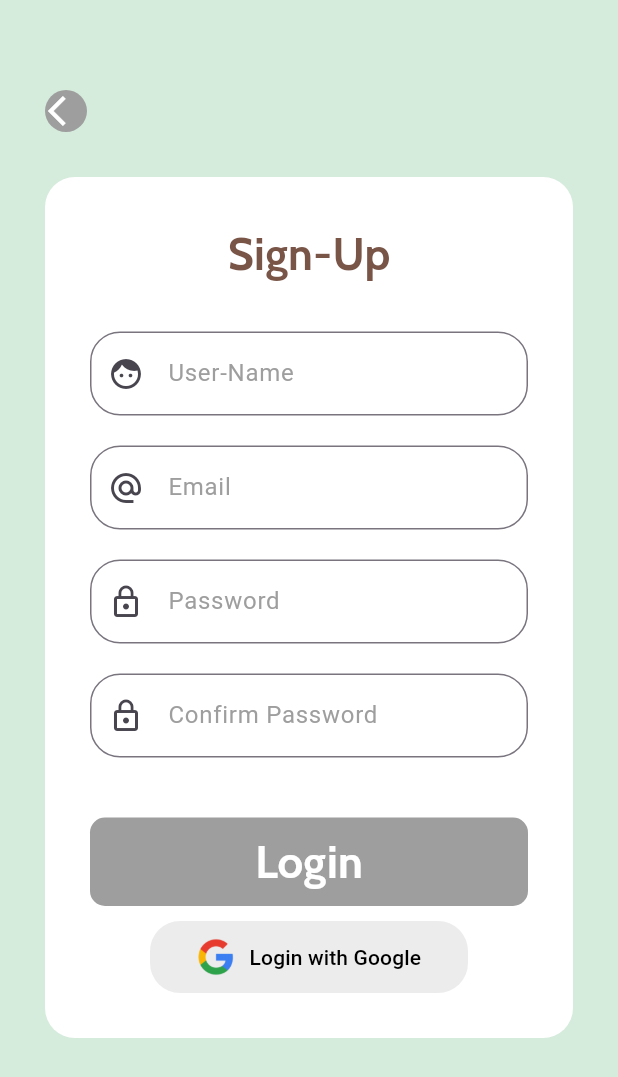
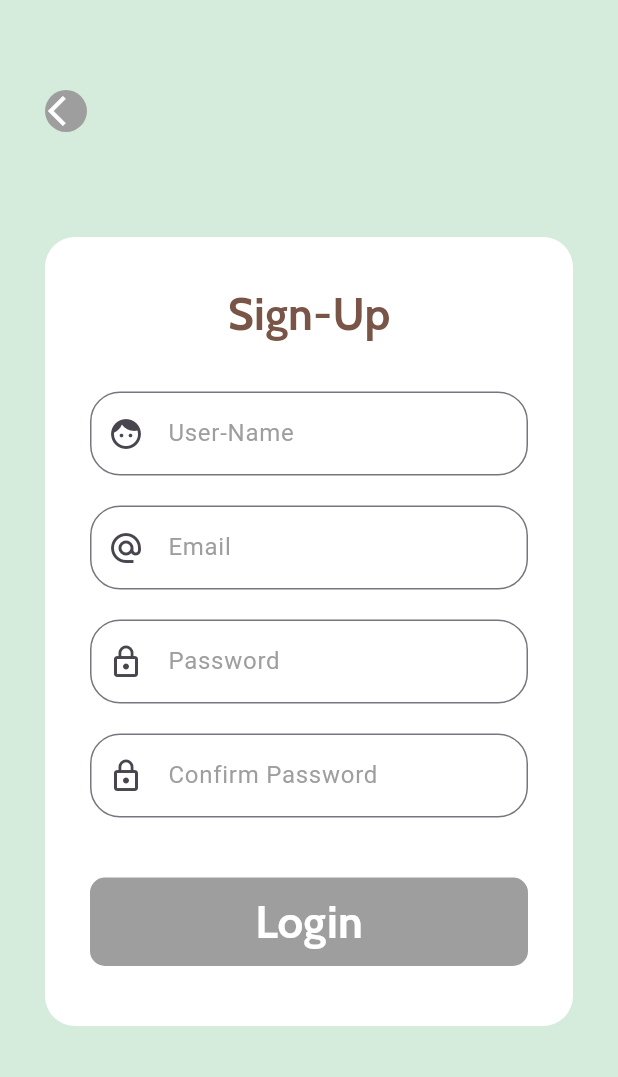
Before and after one commit to Asts01/bookclub, a Flutter app: the SignUp screen opened directly, on a phone screen of 412 x 824 dp. Shown: the top 1077 px of the screen. Run offline on Flutter 3.47's test engine with Material 3 defaults, Android fonts, the phone set to English and light mode, and no system bars; our stand-ins replace firebase_auth, firebase_core, google_sign_in; accounts and stored records are empty.

Commit message:
commit_login/sign-up done

```diff
--- a/lib/screens/signup/signup.dart
+++ b/lib/screens/signup/signup.dart
@@ -58,6 +58,7 @@ class _SignUpState extends State<SignUp> {
             ),
             SizedBox(height: 30,),
             Container(
+              margin: EdgeInsets.symmetric(vertical: 40),
               decoration: BoxDecoration(
                 color: Colors.white,
                 borderRadius: BorderRadius.circular(20),
@@ -142,27 +143,6 @@ class _SignUpState extends State<SignUp> {
                           }
                         }, child: Text('Login',style: TextStyle(color: Colors.white,fontWeight: FontWeight.bold,fontSize: 30,fontFamily: 'Cabin'),))),
                     SizedBox(height: 10,),
-                    GestureDetector(
-                      onTap: (){
-                        Provider.of<CurrentUser>(context).signInWithGoogle(context);
-                      },
-                      child: Container(
-                        margin: EdgeInsets.symmetric(horizontal: 40),
-                        width: 150,
-                        decoration: BoxDecoration(
-                          borderRadius: BorderRadius.circular(20),
-                          color: Color(0xFFECECEC),
-                        ),
-                        child: TextButton(onPressed: (){}, child: Row(
-                          mainAxisAlignment: MainAxisAlignment.center,
-                          children: [
-                            Image.asset('assets/google.png',width: 25,height: 30,),
-                            SizedBox(width: 10,),
-                            Text('Login with Google',style: TextStyle(color: Colors.black,fontSize: 14),),
-                          ],
-                        )),
-                      ),
-                    ),
                   ],
                 ),
               ),
```
Also changed, not shown: lib/screens/login/login.dart (+29 -7 lines), lib/states/currentUser.dart (+25 -29 lines).
